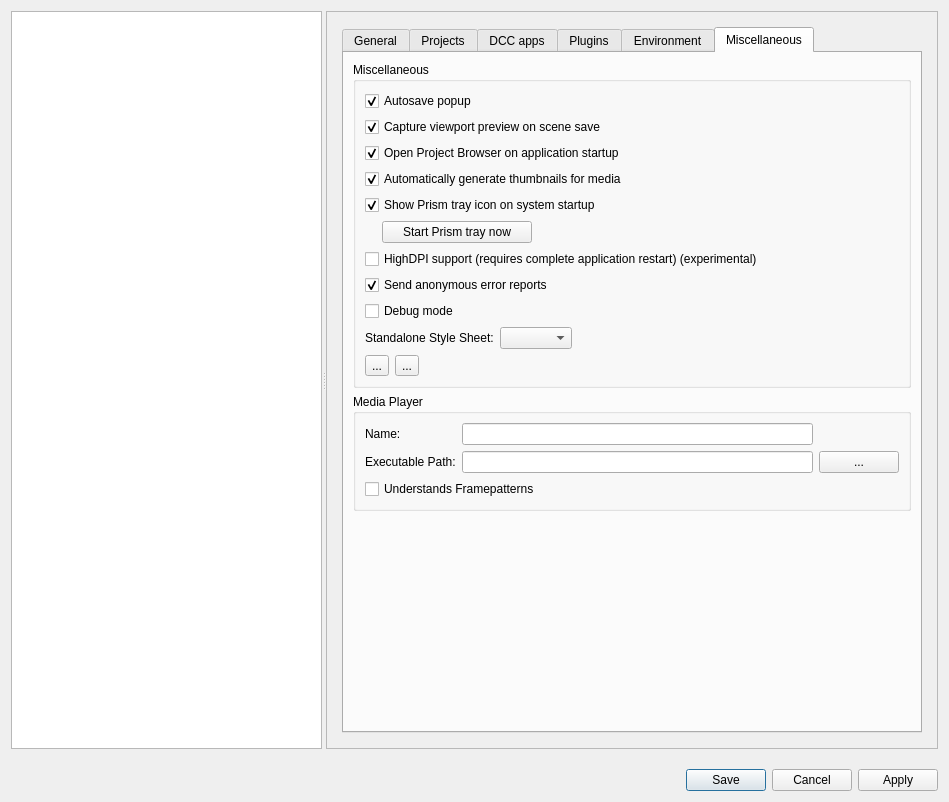
This is Prism/Scripts/UserInterfacesPrism/UserSettings.ui in soitun/Prism as Qt 5 draws it before an edit. The edited form follows.
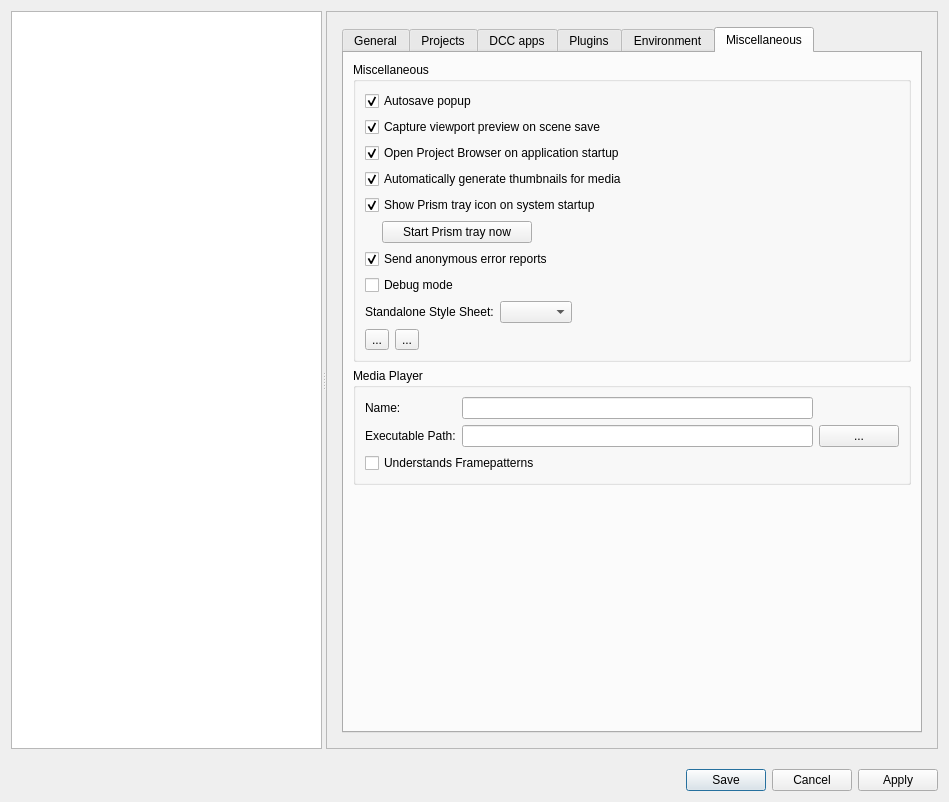
This is the edited form.

```diff
--- a/Prism/Scripts/UserInterfacesPrism/UserSettings.ui
+++ b/Prism/Scripts/UserInterfacesPrism/UserSettings.ui
@@ -39,7 +39,7 @@
         <rect>
          <x>0</x>
          <y>0</y>
-         <width>597</width>
+         <width>457</width>
          <height>739</height>
         </rect>
        </property>
@@ -804,13 +804,6 @@
                  </layout>
                 </widget>
                </item>
-               <item>
-                <widget class="QCheckBox" name="chb_highDPI">
-                 <property name="text">
-                  <string>HighDPI support (requires complete application restart) (experimental)</string>
-                 </property>
-                </widget>
-               </item>
                <item>
                 <widget class="QCheckBox" name="chb_errorReports">
                  <property name="text">
```
